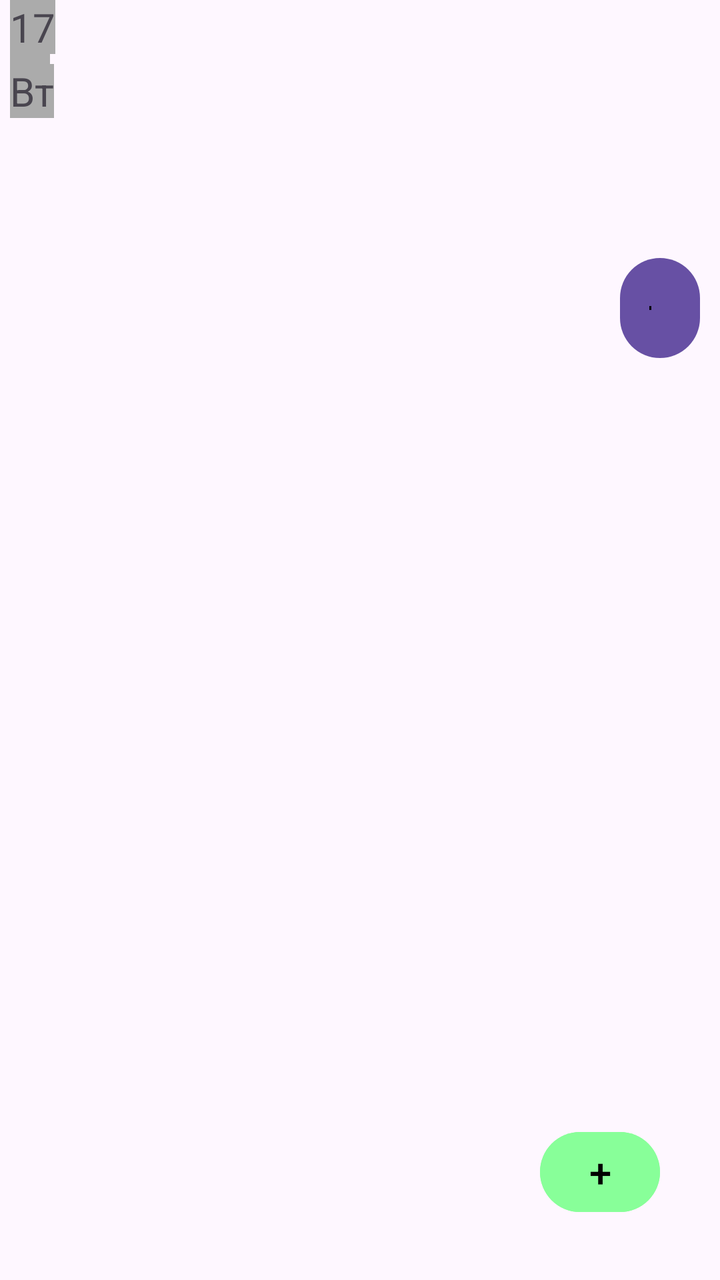
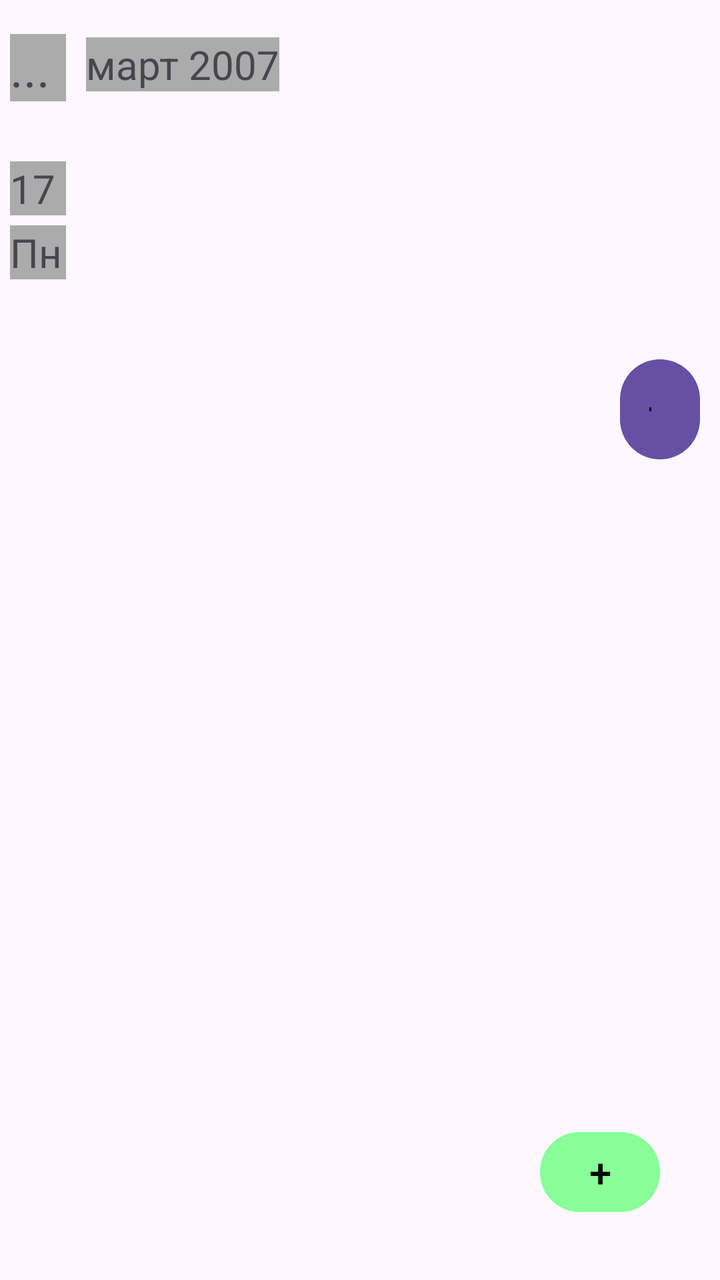

An Android layout rendered at two revisions. The XML below is the earlier revision; the diff shows what the commit changed to produce the second picture.
<!-- AndroidManifest.xml: application theme Theme.FreETi -->
<!-- res/layout/activity_main_screen.xml -->
<?xml version="1.0" encoding="utf-8"?>
<androidx.constraintlayout.widget.ConstraintLayout xmlns:android="http://schemas.android.com/apk/res/android"
    xmlns:app="http://schemas.android.com/apk/res-auto"
    xmlns:tools="http://schemas.android.com/tools"
    android:id="@+id/main"
    android:layout_width="match_parent"
    android:layout_height="match_parent"
    tools:context=".MainScreen">

    <TextView
        android:layout_width="wrap_content"
        android:layout_height="wrap_content"
        android:text="..."
        android:textSize="25sp"
        android:id="@id/main_settings"
        app:layout_constraintHorizontal_bias="0.0"
        app:layout_constraintStart_toStartOf="parent"
        app:layout_constraintTop_toTopOf="parent"
        android:layout_marginStart="5dp"
        android:background="#ABABAB"/>

    <TextView
        android:layout_width="wrap_content"
        android:layout_height="wrap_content"
        android:text="17"
        android:textSize="20sp"
        android:id="@+id/main_date"
        app:layout_constraintStart_toStartOf="parent"
        app:layout_constraintTop_toBottomOf="@id/main_settings"
        android:layout_marginStart="5dp"
        android:layout_marginTop="30dp"
        android:background="#ABABAB"/>

    <TextView
        android:layout_width="wrap_content"
        android:layout_height="wrap_content"
        android:text="Вт"
        android:textSize="20sp"
        android:id="@+id/main_day_week"
        app:layout_constraintStart_toStartOf="parent"
        app:layout_constraintTop_toBottomOf="@id/main_date"
        android:layout_marginStart="5dp"
        android:layout_marginTop="5dp"
        android:background="#ABABAB"/>

    <androidx.recyclerview.widget.RecyclerView
        android:id="@+id/main_tasks_without_time"
        android:layout_height="689dp"
        android:layout_width="0dp"
        tools:layout_editor_absoluteX="1dp"
        tools:layout_editor_absoluteY="41dp"
        app:layout_constraintTop_toBottomOf="@id/main_settings"
        app:layout_constraintHeight="100dp"
        android:layout_marginStart="10dp"
        app:layout_constraintEnd_toEndOf="parent"
        app:layout_constraintStart_toEndOf="@id/main_settings"/>

    <androidx.recyclerview.widget.RecyclerView
        android:id="@+id/main_tasks"
        android:layout_width="match_parent"
        android:layout_height="0dp"
        app:layout_constraintEnd_toEndOf="parent"
        app:layout_constraintStart_toStartOf="parent"
        app:layout_constraintTop_toBottomOf="@+id/main_tasks_without_time"
        app:layout_constraintBottom_toBottomOf="parent"/>

    <Button
        android:id="@+id/main_new_task"
        android:layout_width="60dp"
        android:layout_height="wrap_content"
        android:backgroundTint="#88FF99"
        android:text="+"
        android:textColor="#000000"
        android:textSize="20sp"
        app:layout_constraintEnd_toEndOf="parent"
        app:layout_constraintBottom_toBottomOf="parent"
        android:layout_marginEnd="30dp"
        android:layout_marginBottom="30dp"/>

    <Button
        android:id="@+id/main_privacy"
        android:layout_width="50dp"
        android:layout_height="wrap_content"

        android:rotation="90"
        android:text="_"
        android:textColor="#000000"
        android:textSize="11sp"
        app:layout_constraintEnd_toEndOf="parent"
        app:layout_constraintTop_toTopOf="@+id/main_tasks"
        android:layout_marginEnd="5dp"
        android:layout_marginTop="30dp"/>

</androidx.constraintlayout.widget.ConstraintLayout>
<!-- resources referenced by this layout -->
<resources>
  <style name="Theme.FreETi" parent="Base.Theme.FreETi" />
  <style name="Base.Theme.FreETi" parent="Theme.Material3.DayNight.NoActionBar">
          
          
      </style>
</resources>

<!-- the commit's change to res/layout/activity_main_screen.xml (unified diff, before → after) -->
@@ -8,19 +8,33 @@
     tools:context=".MainScreen">
 
     <TextView
-        android:layout_width="wrap_content"
+        android:layout_width="28dp"
         android:layout_height="wrap_content"
         android:text="..."
         android:textSize="25sp"
-        android:id="@id/main_settings"
+        android:id="@+id/main_settings"
         app:layout_constraintHorizontal_bias="0.0"
         app:layout_constraintStart_toStartOf="parent"
         app:layout_constraintTop_toTopOf="parent"
         android:layout_marginStart="5dp"
+        android:layout_marginTop="17dp"
         android:background="#ABABAB"/>
 
     <TextView
         android:layout_width="wrap_content"
+        android:layout_height="wrap_content"
+        android:text="март 2007"
+        android:textSize="20sp"
+        android:id="@+id/main_month"
+        app:layout_constraintHorizontal_bias="0.0"
+        app:layout_constraintStart_toEndOf="@id/main_settings"
+        app:layout_constraintBottom_toTopOf="@+id/main_tasks_without_time"
+        android:layout_marginStart="10dp"
+        android:layout_marginBottom="5dp"
+        android:background="#ABABAB"/>
+
+    <TextView
+        android:layout_width="28dp"
         android:layout_height="wrap_content"
         android:text="17"
         android:textSize="20sp"
@@ -32,9 +46,9 @@
         android:background="#ABABAB"/>
 
     <TextView
-        android:layout_width="wrap_content"
+        android:layout_width="28dp"
         android:layout_height="wrap_content"
-        android:text="Вт"
+        android:text="Пн"
         android:textSize="20sp"
         android:id="@+id/main_day_week"
         app:layout_constraintStart_toStartOf="parent"
